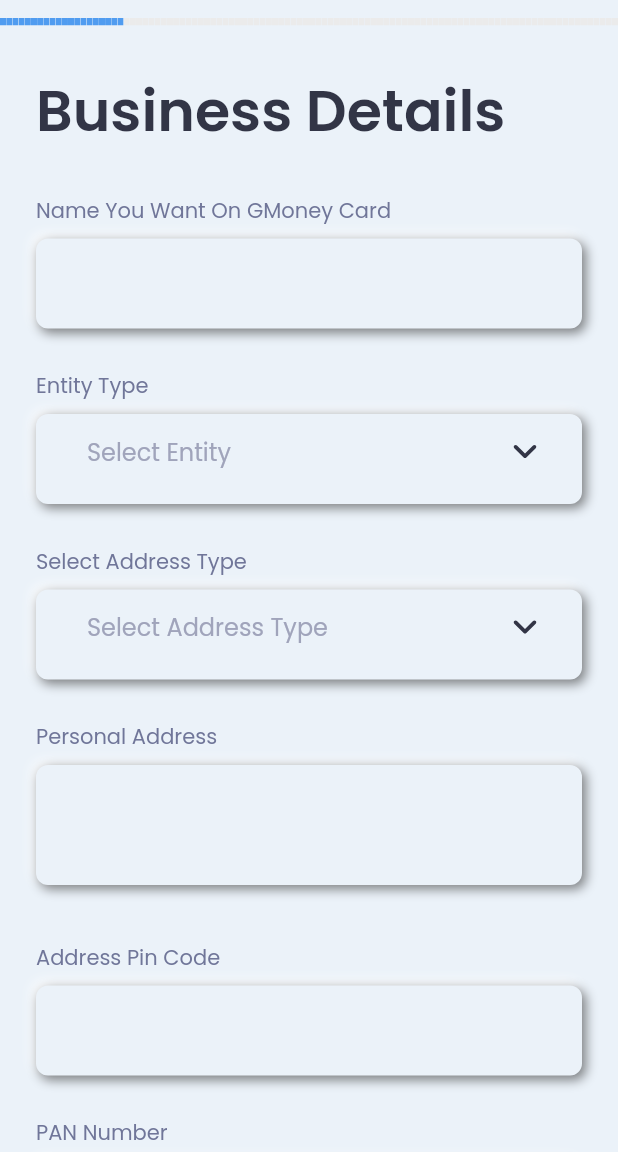
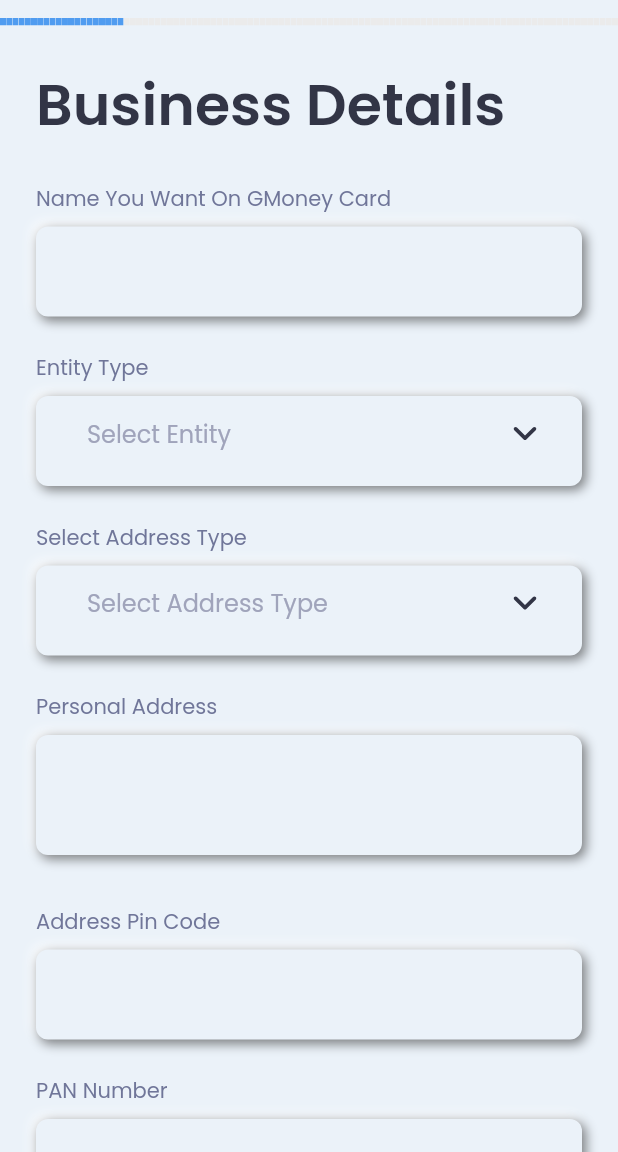
Before and after one commit to gautamyadav422/doctor-, a Flutter app: the BusinessScreen screen opened by its route, on a phone screen of 412 x 824 dp, the part 84-1236 px from its top. Run offline on Flutter 3.47's test engine with Material 2 defaults, Android fonts, the light colour scheme and no system bars; drawn by our look-alikes of dropdown_button2, flutter_neumorphic, step_progress_indicator; our stand-ins replace flutter_easyloading, flutter_svg, fluttertoast, get, get_storage, google_fonts and 1 more; accounts and stored records are empty; network calls fail.

Commit message:
PR Fixes done

```diff
--- a/lib/constant/string_constant.dart
+++ b/lib/constant/string_constant.dart
@@ -57,6 +57,15 @@
   static const String stringOtpLabel = 'please enter valid OTP';
 
 
+  // Entity Type List
+
+  static const String individualLabel = 'Individual';
+  static const String proprietorshiplLabel = 'Proprietorship';
+  static const String partnershipLabel = 'Partnership';
+  static const String trustLabel = 'Trust';
+  static const String llpLabel = 'LLP';
+  static const String pvtltdLabel = 'Pvt Ltd';
+  static const String otherEntityLabel = 'Other';
 
 
 
--- a/lib/presentation/business_details/controller/busines_details_controller.dart
+++ b/lib/presentation/business_details/controller/busines_details_controller.dart
@@ -1,25 +1,23 @@
+import 'package:doctor/constant/string_constant.dart';
 import 'package:flutter_neumorphic/flutter_neumorphic.dart';
 import 'package:get/get.dart';
 
 class BusinessDetailsController extends GetxController {
   final signupScreenPageGolbalKey = new GlobalKey();
 
-  final Rx<ValueKey> selectedKey = ValueKey('').obs;
-
-  RxInt selectedIndex = (-1).obs;
 
   RxBool arrowState = false.obs;
 
-  RxString? selectedValue;
+  RxString selectedValue= StringConstant.selectentityLabel.obs;
 
   RxList<String> items = [
-    'Individual',
-    'Proprietorship',
-    'Partnership',
-    'Trust',
-    'LLP',
-    'Pvt Ltd',
-    'Other',
+    StringConstant.individualLabel,
+    StringConstant.proprietorshiplLabel,
+    StringConstant.partnershipLabel,
+    StringConstant.trustLabel,
+    StringConstant.llpLabel,
+    StringConstant.pvtltdLabel,
+    StringConstant.otherEntityLabel
   ].obs;
 
 
@@ -31,7 +29,4 @@
     'Residential'
   ].obs;
 
-  void changeRadio(int index) {
-    selectedIndex.value = index;
-  }
 }
--- a/lib/presentation/business_details/ui/business_details_screen.dart
+++ b/lib/presentation/business_details/ui/business_details_screen.dart
@@ -9,7 +9,6 @@
 import 'package:doctor/common/widgets/vertical_spacer.dart';
 import 'package:doctor/constant/asset_path_constant.dart';
 import 'package:doctor/constant/color_constant.dart';
-import 'package:doctor/constant/key_constant.dart';
 import 'package:doctor/constant/string_constant.dart';
 import 'package:doctor/presentation/business_details/controller/busines_details_controller.dart';
 import 'package:doctor/route/routes.dart';
@@ -44,7 +43,7 @@
                   const VerticalSpacer(),
                   const PregressIndicator(totalStep: 100, currentStep: 20),
                   const VerticalSpacer(
-                    spacing: 28,
+                    spacing: 24,
                   ),
                   const Padding(
                     padding: EdgeInsets.symmetric(horizontal: 24),
@@ -57,7 +56,7 @@
                     ),
                   ),
                   const VerticalSpacer(
-                    spacing: 28,
+                    spacing: 24,
                   ),
                   const Padding(
                     padding: EdgeInsets.symmetric(horizontal: 24),
@@ -79,7 +78,7 @@
                     ),
                   ),
                   const VerticalSpacer(
-                    spacing: 28,
+                    spacing: 24,
                   ),
                   const Padding(
                     padding: EdgeInsets.symmetric(horizontal: 24),
@@ -96,7 +95,7 @@
                   ),
                   _dropDownMenuWidget(controller),
                   const VerticalSpacer(
-                    spacing: 28,
+                    spacing: 24,
                   ),
                   const Padding(
                     padding: EdgeInsets.symmetric(horizontal: 24),
@@ -114,7 +113,7 @@
 
                   _dropDownMenuWidgetAddress(controller),
                   const VerticalSpacer(
-                    spacing: 28,
+                    spacing: 24,
                   ),
 
                   const Padding(
@@ -139,7 +138,7 @@
                   ),
 
                   const VerticalSpacer(
-                    spacing: 28,
+                    spacing: 24,
                   ),
                   const Padding(
                     padding: EdgeInsets.symmetric(horizontal: 24),
@@ -158,53 +157,8 @@
                     ),
                   ),
 
-
-/*
-                  const Padding(
-                    padding: EdgeInsets.symmetric(horizontal: 24),
-                    child: TextView(
-                      text: StringConstant.ralationCompanyLabel,
-                      style: TextStyle(
-                        fontSize: 14,
-                        color: ColorConstant.secondaryTextColor,
-                      ),
-                    ),
-                  ),
-                  const VerticalSpacer(),
-*/
-/*
-                  Padding(
-                    padding: const EdgeInsets.symmetric(horizontal: 24),
-                    child: Wrap(runSpacing: 24, children: [
-                      _radioButtonWidget(
-                        index: 1,
-                        isSelected: controller.selectedKey.value ==
-                            KeyConstant.propritorshipKey,
-                        context,
-                        text: StringConstant.proprietorLabel,
-                      ),
-                      const HorizontalSpacer(
-                        spacing: 20,
-                      ),
-                      _radioButtonWidget(
-                        index: 2,
-                        isSelected: controller.selectedKey.value ==
-                            KeyConstant.partnerKey,
-                        context,
-                        text: StringConstant.partnerLabel,
-                      ),
-                      _radioButtonWidget(
-                        index: 3,
-                        isSelected: controller.selectedKey.value ==
-                            KeyConstant.directorKey,
-                        context,
-                        text: StringConstant.directorLabel,
-                      ),
-                    ]),
-                  ),
-*/
                   const VerticalSpacer(
-                    spacing: 28,
+                    spacing: 24,
                   ),
                   const Padding(
                     padding: EdgeInsets.symmetric(horizontal: 24),
@@ -243,7 +197,7 @@
                     ),
                   ),
                   const VerticalSpacer(
-                    spacing: 28,
+                    spacing: 24,
                   ),
                   Padding(
                     padding: const EdgeInsets.symmetric(horizontal: 24),
@@ -296,6 +250,7 @@
     );
   }
 
+/*
   Widget _radioButtonWidget(
     BuildContext context, {
     required String text,
@@ -337,6 +292,7 @@
       ),
     );
   }
+*/
 
   Padding _dropDownMenuWidget(BusinessDetailsController controller) {
     return Padding(
@@ -370,8 +326,6 @@
               .toList(),
           value: controller.selectedValue,
           onChanged: (value) {
-            print("ddd");
-            print(value);
              controller.selectedValue;
           },
           iconOnClick: GestureDetector(
--- a/lib/provider/auth_provider.dart
+++ b/lib/provider/auth_provider.dart
@@ -8,9 +8,6 @@
 import 'package:doctor/model/send_otp_request.dart';
 import 'package:doctor/model/send_otp_response.dart';
 import 'package:doctor/util/log.dart';
-import 'package:get/get.dart';
-
-import '../route/routes.dart';
 
 class AuthProvider extends RestClient {
   Future<SendOTPData?> sendOTP(SendOTPRequest otp) async {
```
